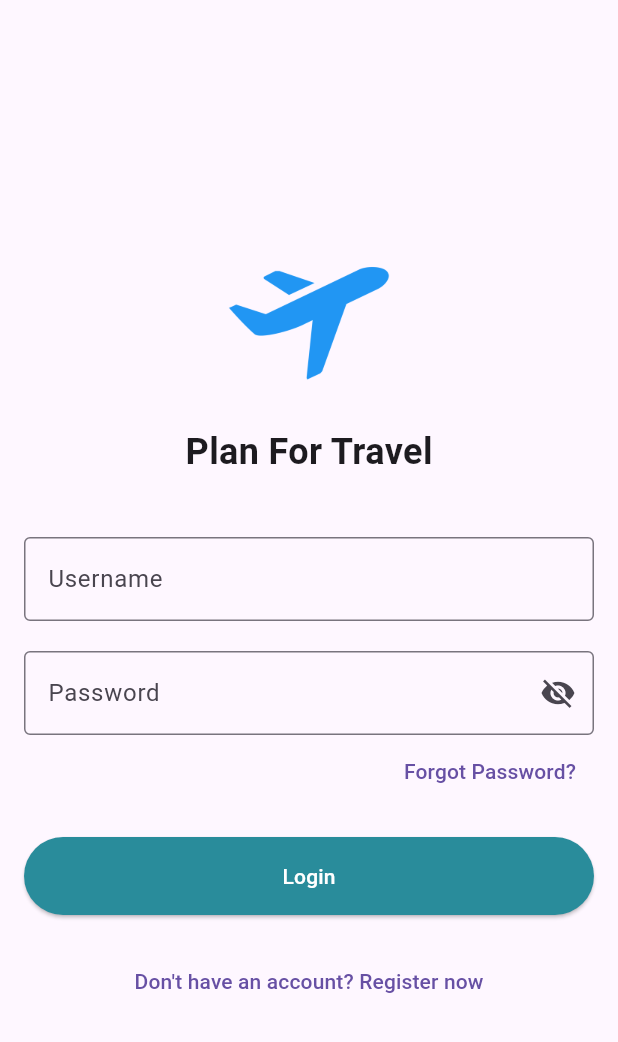
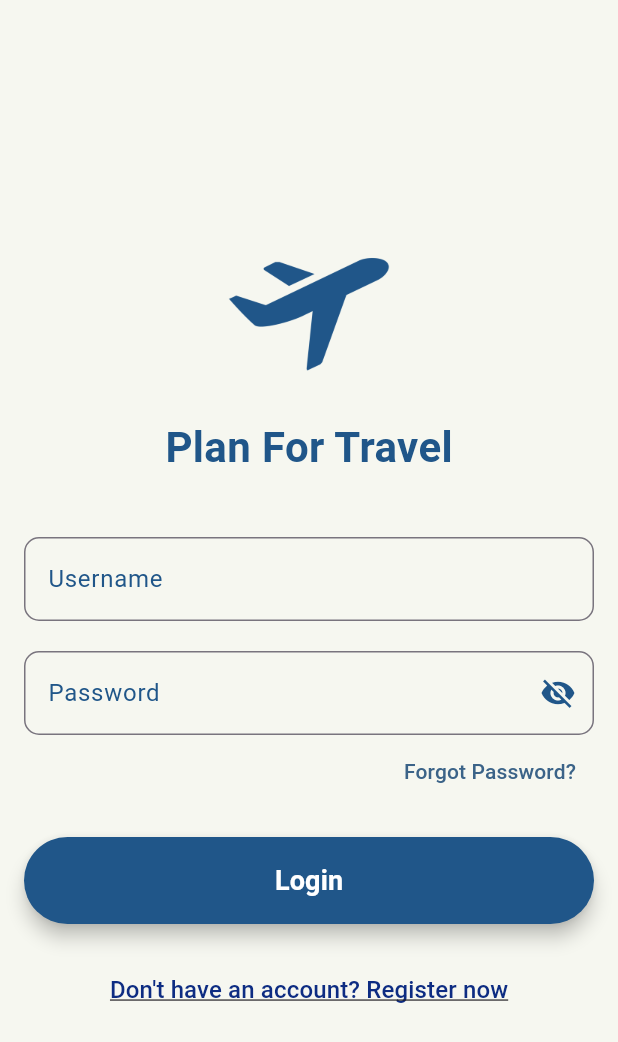
Before and after one commit to 6410110118/project-mobile, a Flutter app: the Login screen opened by its route, on a phone screen of 412 x 824 dp. Shown: the top 1042 px of the screen. Run offline on Flutter 3.47's test engine with Material 3 defaults, Android fonts, the phone set to English and light mode, and no system bars; our stand-ins replace animate_do, bloc, dio, equatable, flutter_bloc, flutter_secure_storage and 1 more; accounts and stored records are empty.

Commit message:
fix ui login

```diff
--- a/frontend/lib/screen/login.dart
+++ b/frontend/lib/screen/login.dart
@@ -1,12 +1,10 @@
 import 'package:flutter/material.dart';
 import 'package:flutter_bloc/flutter_bloc.dart';
-
 import 'package:frontend/screen/main_screens.dart';
 import 'package:frontend/widgets/login_popup.dart';
 import '../bloc/export_bloc.dart';
 import '../repositories/auth_repository.dart';
-import 'reset_password_page.dart'; // เพิ่มการ import หน้านี้เข้ามา
-
+import 'reset_password_page.dart';
 
 class Login extends StatefulWidget {
   const Login({super.key});
@@ -16,6 +14,7 @@ class Login extends StatefulWidget {
 }
 
 class _LoginState extends State<Login> {
+  bool passwordVisible = false;
   final TextEditingController usernameController = TextEditingController();
   final TextEditingController passwordController = TextEditingController();
 
@@ -31,17 +30,17 @@ class _LoginState extends State<Login> {
     return BlocProvider(
       create: (context) => LoginBloc(authRepository: AuthRepository()),
       child: Scaffold(
+        backgroundColor:
+            const Color(0xFFF6F7F0), // Beige white background color
         body: BlocListener<LoginBloc, LoginState>(
           listener: (context, state) {
             if (state is LoginSuccess) {
-              // Show the success popup here
               showDialog(
                 context: context,
                 builder: (BuildContext context) {
                   return SuccessPopup(message: 'Login Success!');
                 },
               );
-              // Navigate to MainScreen after closing the dialog
               Future.delayed(const Duration(seconds: 1), () {
                 Navigator.pushReplacement(
                   context,
@@ -73,45 +72,89 @@ class _LoginState extends State<Login> {
                             ImageIcon(
                               AssetImage('assets/icon/flight.png'),
                               size: 128,
-                              color: Colors.blue,
+                              color: Color.fromARGB(255, 32, 86, 137),
                             ),
-                            SizedBox(height: 10), // Space between icon and text
+                            SizedBox(height: 10),
                             Text(
                               'Plan For Travel',
                               style: TextStyle(
-                                  fontSize: 24, fontWeight: FontWeight.bold),
+                                fontSize: 28,
+                                fontWeight: FontWeight.bold,
+                                color: Color.fromARGB(255, 32, 86, 137),
+                              ),
                             ),
                           ],
                         ),
                         const SizedBox(height: 40),
                         TextField(
                           controller: usernameController,
-                          decoration: const InputDecoration(
+                          decoration: InputDecoration(
                             labelText: 'Username',
-                            border: OutlineInputBorder(),
+                            labelStyle: const TextStyle(
+                                color: Color.fromARGB(255, 32, 86, 137)),
+                            border: OutlineInputBorder(
+                              borderRadius: BorderRadius.circular(10),
+                              borderSide: const BorderSide(
+                                  color: Color(
+                                      0xFFE5E5E5)), // Light grey border color
+                            ),
+                            focusedBorder: OutlineInputBorder(
+                              borderRadius: BorderRadius.circular(10),
+                              borderSide: const BorderSide(
+                                  color: Color.fromARGB(255, 32, 86, 137)),
+                            ),
                           ),
                         ),
                         const SizedBox(height: 20),
                         TextField(
                           controller: passwordController,
-                          decoration: const InputDecoration(
+                          decoration: InputDecoration(
                             labelText: 'Password',
-                            border: OutlineInputBorder(),
-                            suffixIcon: Icon(Icons.visibility_off),
+                            labelStyle: const TextStyle(
+                                color: Color.fromARGB(255, 32, 86, 137)),
+                            border: OutlineInputBorder(
+                              borderRadius: BorderRadius.circular(10),
+                              borderSide: const BorderSide(
+                                  color: Color(
+                                      0xFFE5E5E5)), // Light grey border color
+                            ),
+                            focusedBorder: OutlineInputBorder(
+                              borderRadius: BorderRadius.circular(10),
+                              borderSide: const BorderSide(
+                                  color: Color.fromARGB(255, 32, 86, 137)),
+                            ),
+                            suffixIcon: IconButton(
+                              icon: Icon(
+                                passwordVisible
+                                    ? Icons.visibility
+                                    : Icons.visibility_off,
+                                color: Color.fromARGB(255, 32, 86, 137),
+                              ),
+                              onPressed: () {
+                                setState(() {
+                                  passwordVisible = !passwordVisible;
+                                });
+                              },
+                            ),
                           ),
-                          obscureText: true,
+                          obscureText: !passwordVisible,
                         ),
                         Align(
                           alignment: Alignment.centerRight,
                           child: TextButton(
                             onPressed: () {
-                              // เปลี่ยนจาก showDialog ไปเป็น Navigator.push เพื่อเปิดหน้า ResetPasswordPage
                               Navigator.push(
                                 context,
-                                MaterialPageRoute(builder: (context) => const ResetPasswordPage()),
+                                MaterialPageRoute(
+                                    builder: (context) =>
+                                        const ResetPasswordPage()),
                               );
                             },
-                            child: const Text('Forgot Password?'),
+                            child: const Text(
+                              'Forgot Password?',
+                              style: TextStyle(
+                                  color: Color.fromARGB(255, 59, 99, 136)),
+                            ),
                           ),
                         ),
                         const SizedBox(height: 20),
@@ -125,7 +168,8 @@ class _LoginState extends State<Login> {
                               if (username.isEmpty || password.isEmpty) {
                                 ScaffoldMessenger.of(context).showSnackBar(
                                   const SnackBar(
-                                    content: Text('Please enter email and password'),
+                                    content:
+                                        Text('Please enter email and password'),
                                   ),
                                 );
                                 return;
@@ -141,11 +185,20 @@ class _LoginState extends State<Login> {
                             style: ElevatedButton.styleFrom(
                               padding: const EdgeInsets.symmetric(vertical: 16),
                               backgroundColor:
-                                  const Color.fromARGB(255, 41, 140, 155),
+                                  const Color.fromARGB(255, 32, 86, 137),
+                              shape: RoundedRectangleBorder(
+                                borderRadius: BorderRadius.circular(30),
+                              ),
+                              elevation: 5,
                             ),
-                            child: const Text('Login',
-                                style: TextStyle(
-                                    color: Color.fromARGB(255, 255, 255, 255))),
+                            child: const Text(
+                              'Login',
+                              style: TextStyle(
+                                color: Colors.white,
+                                fontSize: 18,
+                                fontWeight: FontWeight.bold,
+                              ),
+                            ),
                           ),
                         ),
                         const SizedBox(height: 20),
@@ -154,8 +207,14 @@ class _LoginState extends State<Login> {
                             Navigator.pushReplacementNamed(
                                 context, '/register');
                           },
-                          child:
-                              const Text("Don't have an account? Register now"),
+                          child: const Text(
+                            "Don't have an account? Register now",
+                            style: TextStyle(
+                              color: Color.fromARGB(255, 13, 44, 130),
+                              fontSize: 16,
+                              decoration: TextDecoration.underline,
+                            ),
+                          ),
                         ),
                         if (state is LoginFailure)
                           Padding(
```
